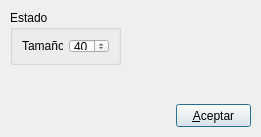
The window that gui/qt/IA2013TPIRLGUI/gwopcionesdialog.ui (ssebastianj/ia2013-tpi-rl) describes before a commit, drawn with Qt 5.
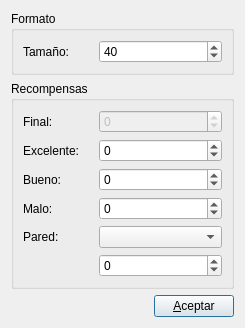
The same window after the commit.

Commit message: Avances en cuadro de diálogo para establecer recompensas de los estados.

Patch:
```diff
--- a/gui/qt/IA2013TPIRLGUI/gwopcionesdialog.ui
+++ b/gui/qt/IA2013TPIRLGUI/gwopcionesdialog.ui
@@ -6,33 +6,83 @@
    <rect>
     <x>0</x>
     <y>0</y>
-    <width>261</width>
-    <height>137</height>
+    <width>245</width>
+    <height>309</height>
    </rect>
   </property>
+  <property name="minimumSize">
+   <size>
+    <width>201</width>
+    <height>0</height>
+   </size>
+  </property>
   <property name="windowTitle">
    <string>Configurar Grid World</string>
   </property>
   <property name="modal">
    <bool>true</bool>
   </property>
+  <layout class="QGridLayout" name="gridLayout_5">
+   <item row="0" column="0">
+    <layout class="QGridLayout" name="gridLayout_4">
+     <item row="3" column="1">
+      <widget class="QPushButton" name="pushButton">
+       <property name="text">
+        <string>&amp;Aceptar</string>
+       </property>
+       <property name="default">
+        <bool>true</bool>
+       </property>
+      </widget>
+     </item>
+     <item row="2" column="1">
+      <spacer name="verticalSpacer">
+       <property name="orientation">
+        <enum>Qt::Vertical</enum>
+       </property>
+       <property name="sizeHint" stdset="0">
+        <size>
+         <width>20</width>
+         <height>40</height>
+        </size>
+       </property>
+      </spacer>
+     </item>
+     <item row="3" column="0">
+      <spacer name="horizontalSpacer">
+       <property name="orientation">
+        <enum>Qt::Horizontal</enum>
+       </property>
+       <property name="sizeHint" stdset="0">
+        <size>
+         <width>40</width>
+         <height>20</height>
+        </size>
+       </property>
+      </spacer>
+     </item>
+     <item row="0" column="0" colspan="2">
   <widget class="QGroupBox" name="groupBox">
-   <property name="geometry">
-    <rect>
-     <x>10</x>
-     <y>10</y>
-     <width>111</width>
-     <height>55</height>
-    </rect>
-   </property>
    <property name="title">
-    <string>Estado</string>
+        <string>Formato</string>
    </property>
    <layout class="QGridLayout" name="gridLayout">
     <item row="0" column="0">
      <layout class="QHBoxLayout" name="horizontalLayout">
       <item>
        <widget class="QLabel" name="label">
+            <property name="sizePolicy">
+             <sizepolicy hsizetype="Fixed" vsizetype="Preferred">
+              <horstretch>0</horstretch>
+              <verstretch>0</verstretch>
+             </sizepolicy>
+            </property>
+            <property name="minimumSize">
+             <size>
+              <width>70</width>
+              <height>0</height>
+             </size>
+            </property>
         <property name="text">
          <string>Tamaño:</string>
         </property>
@@ -58,22 +108,205 @@
     </item>
    </layout>
   </widget>
-  <widget class="QPushButton" name="pushButton">
-   <property name="geometry">
-    <rect>
-     <x>176</x>
-     <y>104</y>
-     <width>75</width>
-     <height>23</height>
-    </rect>
-   </property>
+     </item>
+     <item row="1" column="0" colspan="2">
+      <widget class="QGroupBox" name="groupBox_2">
+       <property name="title">
+        <string>Recompensas</string>
+       </property>
+       <layout class="QGridLayout" name="gridLayout_3">
+        <item row="0" column="0">
+         <layout class="QHBoxLayout" name="horizontalLayout_3">
+          <item>
+           <widget class="QLabel" name="label_3">
+            <property name="sizePolicy">
+             <sizepolicy hsizetype="Fixed" vsizetype="Preferred">
+              <horstretch>0</horstretch>
+              <verstretch>0</verstretch>
+             </sizepolicy>
+            </property>
+            <property name="minimumSize">
+             <size>
+              <width>70</width>
+              <height>0</height>
+             </size>
+            </property>
    <property name="text">
-    <string>&amp;Aceptar</string>
-   </property>
-   <property name="default">
-    <bool>true</bool>
-   </property>
-  </widget>
+             <string>Final:</string>
+            </property>
+            <property name="buddy">
+             <cstring>sbRecomFinal</cstring>
+            </property>
+           </widget>
+          </item>
+          <item>
+           <widget class="QSpinBox" name="sbRecomFinal">
+            <property name="enabled">
+             <bool>false</bool>
+            </property>
+            <property name="minimum">
+             <number>-1000</number>
+            </property>
+            <property name="maximum">
+             <number>1000</number>
+            </property>
+           </widget>
+          </item>
+         </layout>
+        </item>
+        <item row="3" column="0">
+         <layout class="QHBoxLayout" name="horizontalLayout_6">
+          <item>
+           <widget class="QLabel" name="label_6">
+            <property name="sizePolicy">
+             <sizepolicy hsizetype="Fixed" vsizetype="Preferred">
+              <horstretch>0</horstretch>
+              <verstretch>0</verstretch>
+             </sizepolicy>
+            </property>
+            <property name="minimumSize">
+             <size>
+              <width>70</width>
+              <height>0</height>
+             </size>
+            </property>
+            <property name="text">
+             <string>Malo:</string>
+            </property>
+            <property name="buddy">
+             <cstring>sbRecomMalo</cstring>
+            </property>
+           </widget>
+          </item>
+          <item>
+           <widget class="QSpinBox" name="sbRecomMalo">
+            <property name="minimum">
+             <number>-1000</number>
+            </property>
+            <property name="maximum">
+             <number>1000</number>
+            </property>
+           </widget>
+          </item>
+         </layout>
+        </item>
+        <item row="4" column="0">
+         <layout class="QGridLayout" name="gridLayout_2">
+          <item row="0" column="0">
+           <widget class="QLabel" name="label_7">
+            <property name="sizePolicy">
+             <sizepolicy hsizetype="Fixed" vsizetype="Preferred">
+              <horstretch>0</horstretch>
+              <verstretch>0</verstretch>
+             </sizepolicy>
+            </property>
+            <property name="minimumSize">
+             <size>
+              <width>70</width>
+              <height>0</height>
+             </size>
+            </property>
+            <property name="text">
+             <string>Pared:</string>
+            </property>
+            <property name="buddy">
+             <cstring>cbRecomPared</cstring>
+            </property>
+           </widget>
+          </item>
+          <item row="0" column="1">
+           <widget class="QComboBox" name="cbRecomPared"/>
+          </item>
+          <item row="1" column="1">
+           <widget class="QSpinBox" name="sbRecomPared">
+            <property name="minimum">
+             <number>-1000</number>
+            </property>
+            <property name="maximum">
+             <number>1000</number>
+            </property>
+           </widget>
+          </item>
+         </layout>
+        </item>
+        <item row="2" column="0">
+         <layout class="QHBoxLayout" name="horizontalLayout_5">
+          <item>
+           <widget class="QLabel" name="label_5">
+            <property name="sizePolicy">
+             <sizepolicy hsizetype="Fixed" vsizetype="Preferred">
+              <horstretch>0</horstretch>
+              <verstretch>0</verstretch>
+             </sizepolicy>
+            </property>
+            <property name="minimumSize">
+             <size>
+              <width>70</width>
+              <height>0</height>
+             </size>
+            </property>
+            <property name="text">
+             <string>Bueno:</string>
+            </property>
+            <property name="buddy">
+             <cstring>sbRecomBueno</cstring>
+            </property>
+           </widget>
+          </item>
+          <item>
+           <widget class="QSpinBox" name="sbRecomBueno">
+            <property name="minimum">
+             <number>-1000</number>
+            </property>
+            <property name="maximum">
+             <number>1000</number>
+            </property>
+           </widget>
+          </item>
+         </layout>
+        </item>
+        <item row="1" column="0">
+         <layout class="QHBoxLayout" name="horizontalLayout_4">
+          <item>
+           <widget class="QLabel" name="label_4">
+            <property name="sizePolicy">
+             <sizepolicy hsizetype="Fixed" vsizetype="Preferred">
+              <horstretch>0</horstretch>
+              <verstretch>0</verstretch>
+             </sizepolicy>
+            </property>
+            <property name="minimumSize">
+             <size>
+              <width>70</width>
+              <height>0</height>
+             </size>
+            </property>
+            <property name="text">
+             <string>Excelente:</string>
+            </property>
+            <property name="buddy">
+             <cstring>sbRecomExcelente</cstring>
+            </property>
+           </widget>
+          </item>
+          <item>
+           <widget class="QSpinBox" name="sbRecomExcelente">
+            <property name="minimum">
+             <number>-1000</number>
+            </property>
+            <property name="maximum">
+             <number>1000</number>
+            </property>
+           </widget>
+          </item>
+         </layout>
+        </item>
+       </layout>
+      </widget>
+     </item>
+    </layout>
+   </item>
+  </layout>
  </widget>
  <tabstops>
   <tabstop>pushButton</tabstop>
```
Left out of the diff: 8 changed lines with no effect on the pictures. Lines whose indentation alone changed are shown as unchanged. The commit also changes 8 other files.
